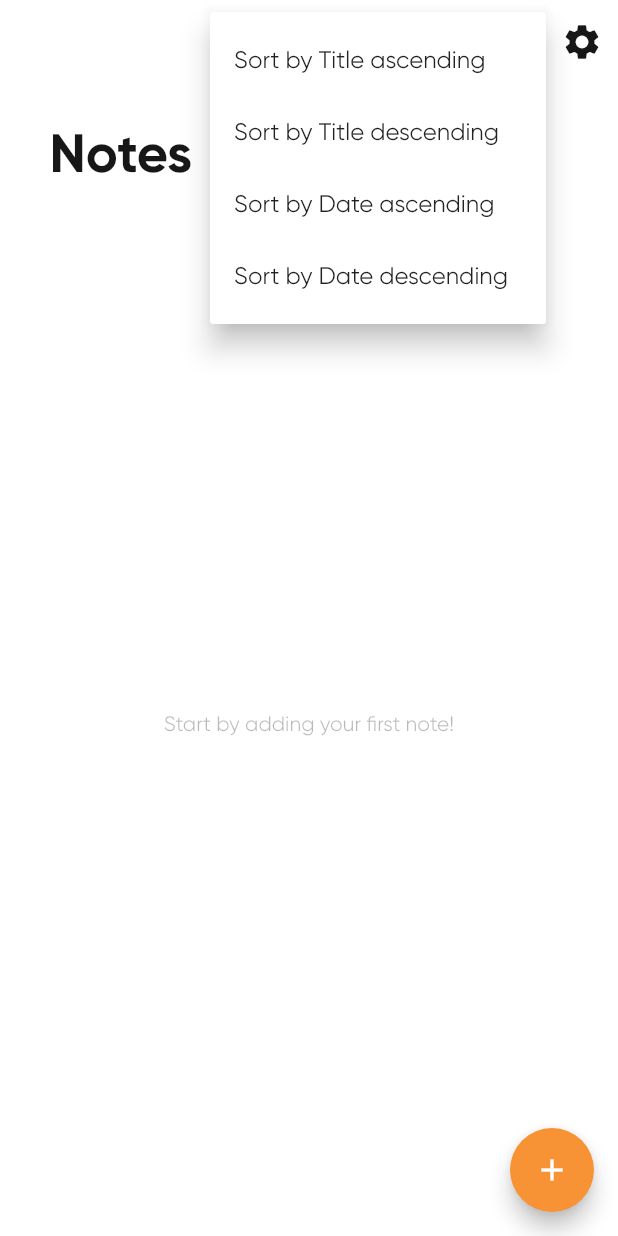
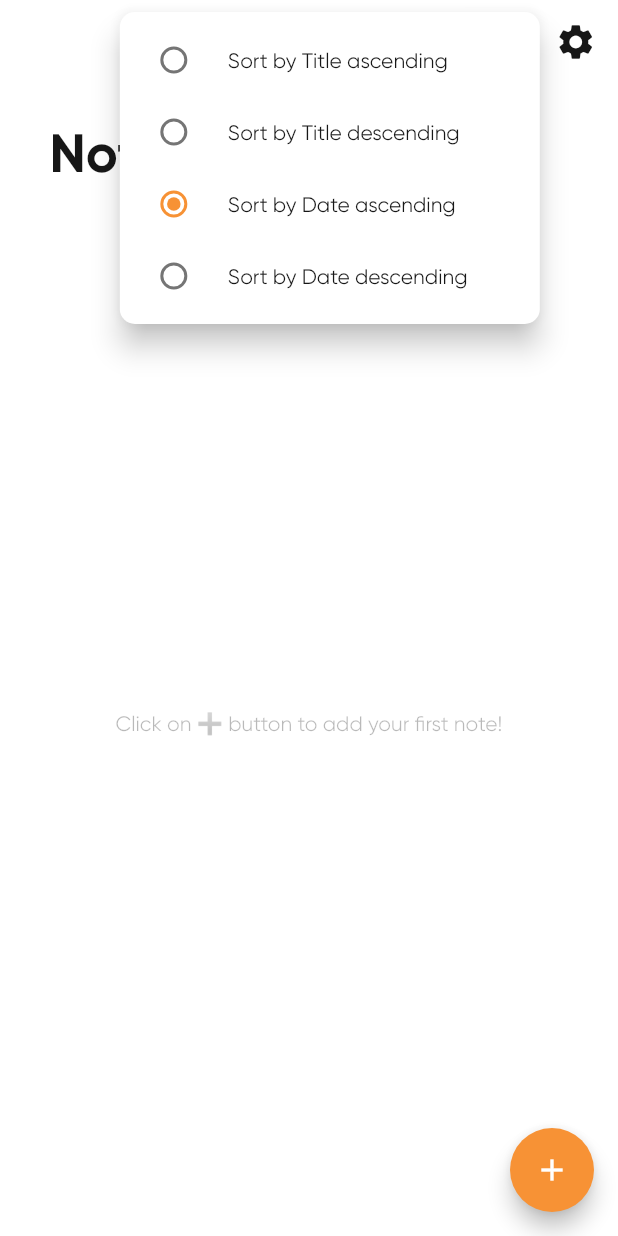
Before and after one commit to anubhavbagri/firebase-rudiments-flutter, a Flutter app: the MyNotes screen opened directly, after a tap on the "sort" icon, on a phone screen of 412 x 824 dp. Run offline on Flutter 3.47's test engine with Material 2 defaults, Android fonts, the phone set to English and light mode, and no system bars; our stand-ins replace cloud_firestore, firebase_auth, firebase_core, flutter_svg, font_awesome_flutter, get and 1 more; accounts and stored records are empty.

```diff
--- a/lib/screens/notes.dart
+++ b/lib/screens/notes.dart
@@ -8,6 +8,7 @@ import 'package:intl/intl.dart';
 import 'package:todo_app_firebase/custom_widgets/snackbar.dart';
 import 'package:todo_app_firebase/screens/create_note.dart';
 import 'package:todo_app_firebase/screens/user_info_screen.dart';
+import 'package:todo_app_firebase/services/constants.dart';
 import 'package:todo_app_firebase/services/dynamic_size.dart';
 import 'package:todo_app_firebase/utils/custom_colors.dart';
 import 'package:todo_app_firebase/utils/database_helper.dart';
@@ -46,7 +47,8 @@ class MyNotes extends StatefulWidget {
 
 class _MyNotesState extends State<MyNotes> {
   late Stream<QuerySnapshot<Note>> _notes;
-
+  ValueNotifier<NoteQuery> _selectedItem =
+      new ValueNotifier<NoteQuery>(NoteQuery.dateAsc);
   late Query<Note> _notesQuery;
 
   void _updateNotesQuery(NoteQuery query) {
@@ -87,30 +89,49 @@ class _MyNotesState extends State<MyNotes> {
               ),
               actions: [
                 PopupMenuButton<NoteQuery>(
-                  onSelected: _updateNotesQuery,
+                  shape: RoundedRectangleBorder(
+                      borderRadius: BorderRadius.circular(10)),
+                  padding: EdgeInsets.zero,
                   icon: Icon(
                     Icons.sort_rounded,
                     size: 34.0,
                   ),
                   itemBuilder: (BuildContext context) {
-                    return [
-                      PopupMenuItem(
-                        value: NoteQuery.titleAsc,
-                        child: Text('Sort by Title ascending'),
-                      ),
-                      const PopupMenuItem(
-                        value: NoteQuery.titleDesc,
-                        child: Text('Sort by Title descending'),
-                      ),
-                      const PopupMenuItem(
-                        value: NoteQuery.dateAsc,
-                        child: Text('Sort by Date ascending'),
-                      ),
-                      const PopupMenuItem(
-                        value: NoteQuery.dateDesc,
-                        child: Text('Sort by Date descending'),
-                      ),
-                    ];
+                    return new List<PopupMenuEntry<NoteQuery>>.generate(
+                      NoteQuery.values.length,
+                      (int index) {
+                        return new PopupMenuItem(
+                          value: NoteQuery.values[index],
+                          child: new AnimatedBuilder(
+                            child: new Text(
+                              SORT_MENU[index],
+                              style: Theme.of(context)
+                                  .textTheme
+                                  .bodyText1!
+                                  .copyWith(
+                                    color: CustomColors.matte,
+                                    fontWeight: FontWeight.w400,
+                                  ),
+                            ),
+                            animation: _selectedItem,
+                            builder: (BuildContext context, Widget? child) {
+                              return new RadioListTile<NoteQuery>(
+                                dense: true,
+                                activeColor: CustomColors.orange,
+                                value: NoteQuery.values[index],
+                                groupValue: _selectedItem.value,
+                                title: child,
+                                onChanged: (NoteQuery? value) {
+                                  _selectedItem.value = value as NoteQuery;
+                                  _updateNotesQuery(value);
+                                  Get.back();
+                                },
+                              );
+                            },
+                          ),
+                        );
+                      },
+                    );
                   },
                 ),
                 IconButton(
@@ -121,7 +142,10 @@ class _MyNotesState extends State<MyNotes> {
                   onPressed: () {
                     Get.to(() => UserInfoScreen(user: widget._user));
                   },
-                )
+                ),
+                SizedBox(
+                  width: DynamicSize.safeHorizontal! * .01,
+                ),
               ],
             ),
           ],
@@ -152,7 +176,7 @@ class _MyNotesState extends State<MyNotes> {
                       } else if (snapshot.data!.docs.length == 0) {
                         return Center(
                           child: Text(
-                            'Start by adding your first note!',
+                            EMPTY_INFO,
                             style: TextStyle(
                                 color: CustomColors.matte.withOpacity(0.3)),
                           ),
```
